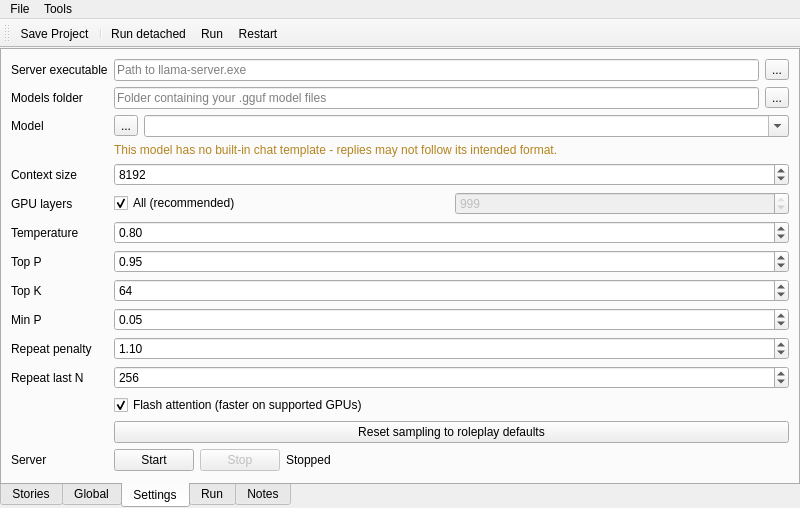
Above: llama_stories.ui from almien1/OllamaStories before the change. Below: the same form after it.
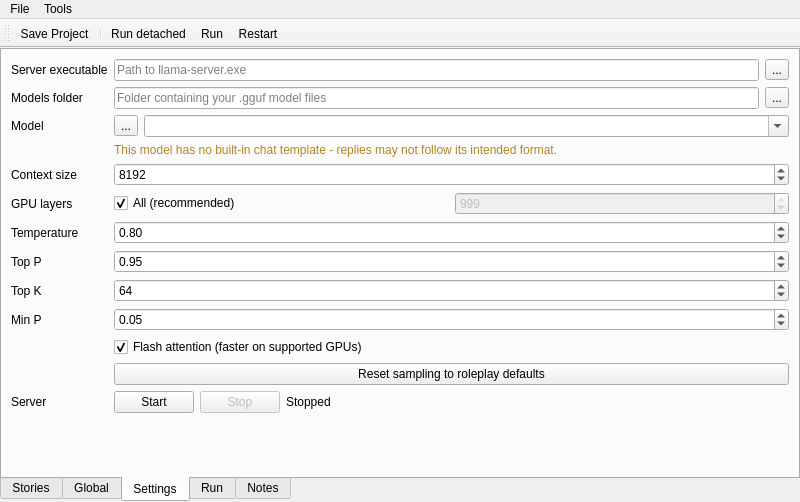
That is the form after the change. Icons and pictures are not drawn. Custom widgets are drawn as their Qt base class.

Patch:
```diff
--- a/llama_stories.ui
+++ b/llama_stories.ui
@@ -534,59 +534,7 @@
             </property>
            </widget>
           </item>
-          <item row="10" column="0">
-           <widget class="QLabel" name="lblLlamaRepeatPenalty">
-            <property name="text">
-             <string>Repeat penalty</string>
-            </property>
-           </widget>
-          </item>
           <item row="10" column="1">
-           <widget class="QDoubleSpinBox" name="spinLlamaRepeatPenalty">
-            <property name="toolTip">
-             <string>Makes recently-used words less likely to be repeated. 1.0 disables it; higher values push harder against repetition.</string>
-            </property>
-            <property name="decimals">
-             <number>2</number>
-            </property>
-            <property name="minimum">
-             <double>0.500000000000000</double>
-            </property>
-            <property name="maximum">
-             <double>2.000000000000000</double>
-            </property>
-            <property name="singleStep">
-             <double>0.010000000000000</double>
-            </property>
-            <property name="value">
-             <double>1.100000000000000</double>
-            </property>
-           </widget>
-          </item>
-          <item row="11" column="0">
-           <widget class="QLabel" name="lblLlamaRepeatLastN">
-            <property name="text">
-             <string>Repeat last N</string>
-            </property>
-           </widget>
-          </item>
-          <item row="11" column="1">
-           <widget class="QSpinBox" name="spinLlamaRepeatLastN">
-            <property name="toolTip">
-             <string>How many of the most recent tokens the repeat penalty looks back over.</string>
-            </property>
-            <property name="minimum">
-             <number>0</number>
-            </property>
-            <property name="maximum">
-             <number>8192</number>
-            </property>
-            <property name="value">
-             <number>256</number>
-            </property>
-           </widget>
-          </item>
-          <item row="12" column="1">
            <widget class="QCheckBox" name="chkFlashAttention">
             <property name="toolTip">
              <string>Faster, lower-memory attention computation on supported GPUs. Leave on unless llama-server reports it isn't supported.</string>
@@ -599,7 +547,7 @@
             </property>
            </widget>
           </item>
-          <item row="13" column="1">
+          <item row="11" column="1">
            <widget class="QPushButton" name="btnRoleplayDefaults">
             <property name="toolTip">
              <string>Reset all the sampling values above back to the recommended roleplay defaults.</string>
@@ -609,14 +557,14 @@
             </property>
            </widget>
           </item>
-          <item row="14" column="0">
+          <item row="12" column="0">
            <widget class="QLabel" name="lblLlamaServerState">
             <property name="text">
              <string>Server</string>
             </property>
            </widget>
           </item>
-          <item row="14" column="1">
+          <item row="12" column="1">
            <layout class="QHBoxLayout" name="horizontalLayout_8">
             <item>
              <widget class="QPushButton" name="btnStartLlamaServer">
```
